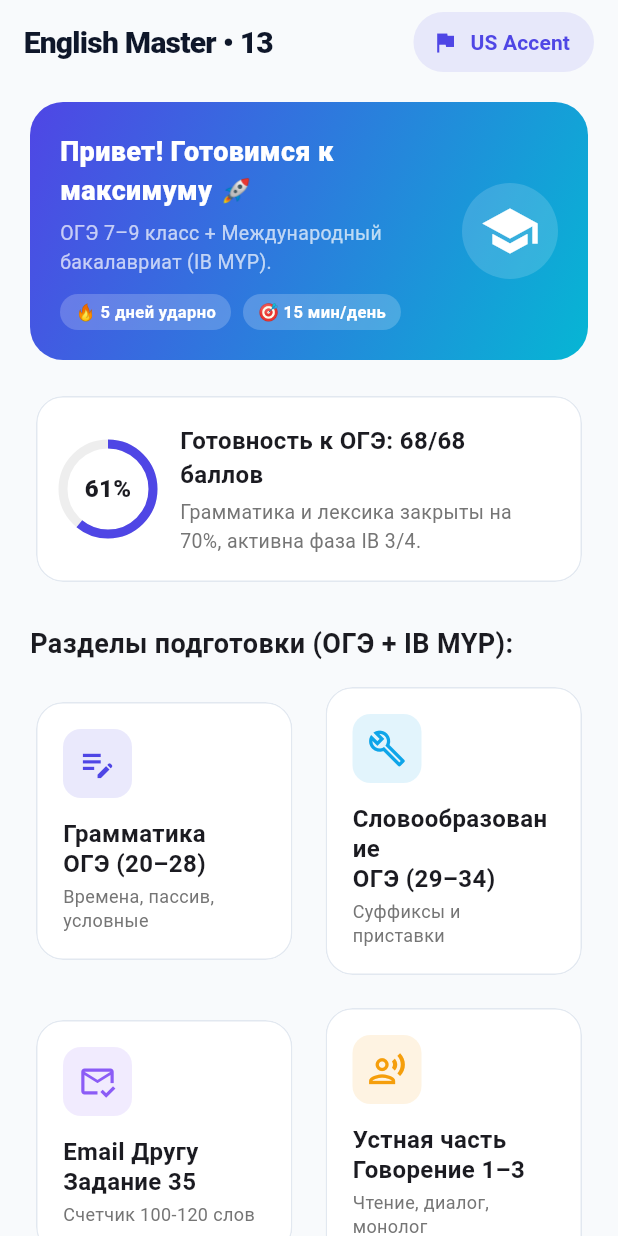
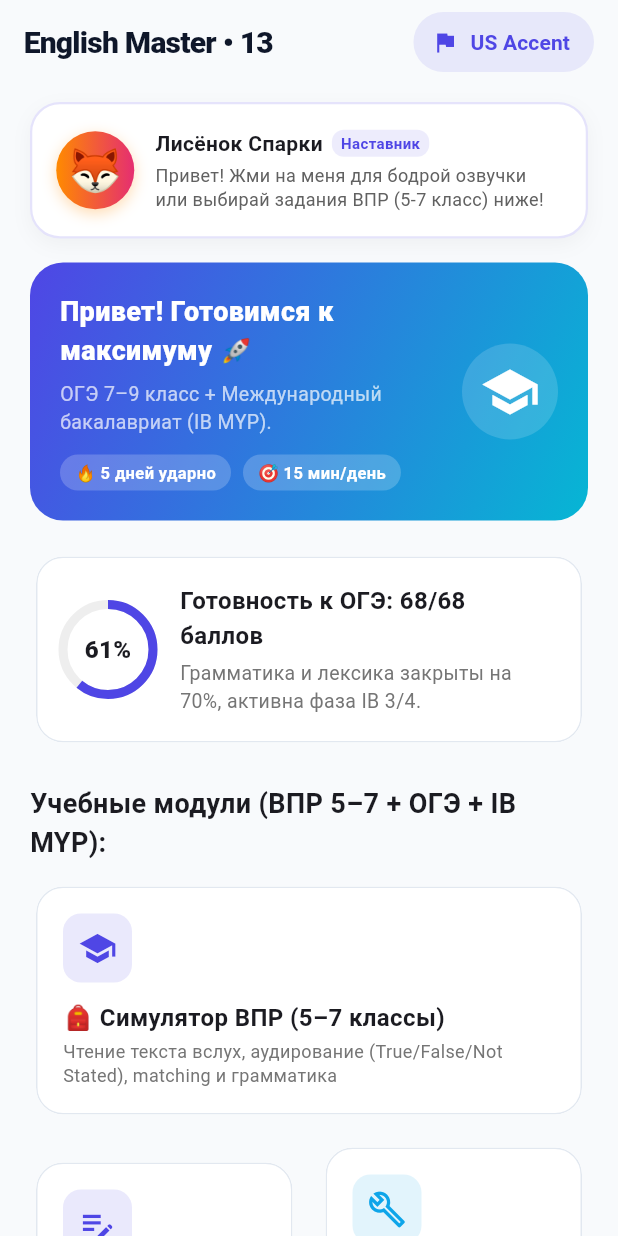
Before and after one commit to badmuchi/nexus-kids-english, a Flutter app: the screen it shows after launch, on a phone screen of 412 x 824 dp. Run offline on Flutter 3.47's test engine with Material 3 defaults, Android fonts, the phone set to English and light mode, and no system bars; our stand-ins replace drift, drift_flutter, equatable, flutter_bloc, flutter_secure_storage, flutter_tts and 1 more; accounts and stored records are empty; generated files the repository leaves out were written again.

Commit message:
feat: add VPR 5-7 grade simulator and mascot guide to dashboard

```diff
--- a/lib/features/dashboard/presentation/dashboard_screen.dart
+++ b/lib/features/dashboard/presentation/dashboard_screen.dart
@@ -19,6 +19,9 @@ import '../../oge_trainer/presentation/screens/oge_word_formation_screen.dart';
 import '../../srs/presentation/srs_bloc.dart';
 import '../../srs/presentation/srs_event.dart';
 import '../../srs/presentation/srs_screen.dart';
+import '../../vpr/presentation/screens/vpr_simulator_screen.dart';
+import '../../vpr/presentation/vpr_bloc.dart';
+import '../../vpr/presentation/vpr_event.dart';
 
 class DashboardScreen extends StatefulWidget {
   final HybridAudioPlaybackService audioService;
@@ -88,18 +91,99 @@ class _DashboardScreenState extends State<DashboardScreen> {
         child: Column(
           crossAxisAlignment: CrossAxisAlignment.stretch,
           children: [
+            _buildMascotCard(),
+            const SizedBox(height: 16),
             _buildHeroBanner(),
             const SizedBox(height: 20),
             _buildReadinessCard(),
             const SizedBox(height: 24),
             const Text(
-              'Разделы подготовки (ОГЭ + IB MYP):',
+              'Учебные модули (ВПР 5–7 + ОГЭ + IB MYP):',
               style: TextStyle(fontSize: 18, fontWeight: FontWeight.bold),
             ),
             const SizedBox(height: 12),
             _buildGridTiles(context),
           ],
         ),
+      ),
+    );
+  }
+
+  Widget _buildMascotCard() {
+    return Container(
+      padding: const EdgeInsets.all(16),
+      decoration: BoxDecoration(
+        color: Colors.white,
+        borderRadius: BorderRadius.circular(20),
+        border: Border.all(color: AppTheme.primaryColor.withValues(alpha: 0.15), width: 1.5),
+        boxShadow: [
+          BoxShadow(
+            color: Colors.black.withValues(alpha: 0.04),
+            blurRadius: 10,
+            offset: const Offset(0, 4),
+          ),
+        ],
+      ),
+      child: Row(
+        children: [
+          InkWell(
+            onTap: () {
+              widget.audioService.speakText('Awesome job! Keep practicing and you will master English like a champion!');
+            },
+            borderRadius: BorderRadius.circular(30),
+            child: Container(
+              width: 52,
+              height: 52,
+              decoration: BoxDecoration(
+                gradient: const LinearGradient(
+                  colors: [Color(0xFFFF8A00), Color(0xFFE52E71)],
+                ),
+                shape: BoxShape.circle,
+                boxShadow: [
+                  BoxShadow(
+                    color: const Color(0xFFFF8A00).withValues(alpha: 0.3),
+                    blurRadius: 8,
+                    offset: const Offset(0, 3),
+                  ),
+                ],
+              ),
+              child: const Center(child: Text('🦊', style: TextStyle(fontSize: 28))),
+            ),
+          ),
+          const SizedBox(width: 14),
+          Expanded(
+            child: Column(
+              crossAxisAlignment: CrossAxisAlignment.start,
+              children: [
+                Row(
+                  children: [
+                    const Text(
+                      'Лисёнок Спарки',
+                      style: TextStyle(fontWeight: FontWeight.bold, fontSize: 14),
+                    ),
+                    const SizedBox(width: 6),
+                    Container(
+                      padding: const EdgeInsets.symmetric(horizontal: 6, vertical: 2),
+                      decoration: BoxDecoration(
+                        color: AppTheme.primaryColor.withValues(alpha: 0.1),
+                        borderRadius: BorderRadius.circular(8),
+                      ),
+                      child: const Text(
+                        'Наставник',
+                        style: TextStyle(fontSize: 10, fontWeight: FontWeight.bold, color: AppTheme.primaryColor),
+                      ),
+                    ),
+                  ],
+                ),
+                const SizedBox(height: 4),
+                Text(
+                  'Привет! Жми на меня для бодрой озвучки или выбирай задания ВПР (5-7 класс) ниже!',
+                  style: TextStyle(fontSize: 12, color: Colors.grey.shade700, height: 1.3),
+                ),
+              ],
+            ),
+          ),
+        ],
       ),
     );
   }
@@ -233,6 +317,22 @@ class _DashboardScreenState extends State<DashboardScreen> {
   Widget _buildGridTiles(BuildContext context) {
     return Column(
       children: [
+        _buildActionTile(
+          context,
+          title: '🎒 Симулятор ВПР (5–7 классы)',
+          subtitle: 'Чтение текста вслух, аудирование (True/False/Not Stated), matching и грамматика',
+          icon: Icons.school,
+          color: const Color(0xFF4F46E5),
+          onTap: () {
+            context.read<VprBloc>().add(const LoadVprTasksEvent(grade: 5));
+            Navigator.of(context).push(
+              MaterialPageRoute(
+                builder: (_) => VprSimulatorScreen(audioService: widget.audioService),
+              ),
+            );
+          },
+        ),
+        const SizedBox(height: 14),
         Row(
           children: [
             Expanded(
--- /dev/null
+++ b/lib/features/vpr/domain/entities/vpr_task_entity.dart
@@ -0,0 +1,92 @@
+import 'package:equatable/equatable.dart';
+
+enum VprTaskType {
+  readingAloud('Задание 1: Чтение вслух', '🗣️'),
+  listening('Задание 2: Аудирование (True/False/Not Stated)', '🎧'),
+  textMatching('Задание 3: Понимание текстов (Matching)', '📖'),
+  grammarVocab('Задание 4: Грамматика и лексика', '✍️');
+
+  final String label;
+  final String emoji;
+  const VprTaskType(this.label, this.emoji);
+
+  static VprTaskType fromString(String val) {
+    return switch (val) {
+      'reading_aloud' => VprTaskType.readingAloud,
+      'listening' => VprTaskType.listening,
+      'text_matching' => VprTaskType.textMatching,
+      _ => VprTaskType.grammarVocab,
+    };
+  }
+}
+
+class VprTaskEntity extends Equatable {
+  final String id;
+  final int grade; // 5, 6, 7
+  final int taskNumber;
+  final VprTaskType taskType;
+  final String title;
+  final String instructions;
+  final String? textPassage;
+  final List<String> options;
+  final String correctAnswer;
+  final String? explanation;
+  final bool isCompleted;
+
+  const VprTaskEntity({
+    required this.id,
+    required this.grade,
+    required this.taskNumber,
+    required this.taskType,
+    required this.title,
+    required this.instructions,
+    this.textPassage,
+    this.options = const [],
+    required this.correctAnswer,
+    this.explanation,
+    this.isCompleted = false,
+  });
+
+  VprTaskEntity copyWith({
+    String? id,
+    int? grade,
+    int? taskNumber,
+    VprTaskType? taskType,
+    String? title,
+    String? instructions,
+    String? textPassage,
+    List<String>? options,
+    String? correctAnswer,
+    String? explanation,
+    bool? isCompleted,
+  }) {
+    return VprTaskEntity(
+      id: id ?? this.id,
+      grade: grade ?? this.grade,
+      taskNumber: taskNumber ?? this.taskNumber,
+      taskType: taskType ?? this.taskType,
+      title: title ?? this.title,
+      instructions: instructions ?? this.instructions,
+      textPassage: textPassage ?? this.textPassage,
+      options: options ?? this.options,
+      correctAnswer: correctAnswer ?? this.correctAnswer,
+      explanation: explanation ?? this.explanation,
+      isCompleted: isCompleted ?? this.isCompleted,
+    );
+  }
+
+  @override
+  List<Object?> get props => [
+        id,
+        grade,
+        taskNumber,
+        taskType,
+        title,
+        instructions,
+        textPassage,
+        options,
+        correctAnswer,
+        explanation,
+        isCompleted,
+      ];
+}
--- /dev/null
+++ b/lib/features/vpr/domain/repositories/vpr_repository.dart
@@ -0,0 +1,7 @@
+import '../../../../core/result/result.dart';
+import '../entities/vpr_task_entity.dart';
+
+abstract class VprRepository {
+  Future<Result<List<VprTaskEntity>>> getTasksByGrade(int grade);
+  Future<Result<void>> markTaskCompleted(String taskId);
+}
--- /dev/null
+++ b/lib/features/vpr/presentation/vpr_bloc.dart
@@ -0,0 +1,61 @@
+import 'package:flutter_bloc/flutter_bloc.dart';
+import '../../../../core/result/result.dart';
+import '../../srs/domain/services/english_answer_evaluator.dart';
+import '../domain/repositories/vpr_repository.dart';
+import 'vpr_event.dart';
+import 'vpr_state.dart';
+
+class VprBloc extends Bloc<VprEvent, VprState> {
+  final VprRepository _repository;
+  final EnglishAnswerEvaluator _evaluator;
+
+  VprBloc({
+    required VprRepository repository,
+    EnglishAnswerEvaluator evaluator = const EnglishAnswerEvaluator(),
+  })  : _repository = repository,
+        _evaluator = evaluator,
+        super(const VprInitial()) {
+    on<LoadVprTasksEvent>(_onLoadTasks);
+    on<CheckVprAnswerEvent>(_onCheckAnswer);
+  }
+
+  Future<void> _onLoadTasks(LoadVprTasksEvent event, Emitter<VprState> emit) async {
+    emit(const VprLoading());
+    final result = await _repository.getTasksByGrade(event.grade);
+    switch (result) {
+      case Success(value: final list):
+        emit(VprLoaded(grade: event.grade, tasks: list));
+      case Failure(error: final err):
+        emit(VprErrorState(err.toString()));
+    }
+  }
+
+  Future<void> _onCheckAnswer(CheckVprAnswerEvent event, Emitter<VprState> emit) async {
+    final currentState = state;
+    if (currentState is! VprLoaded) return;
+
+    final feedback = _evaluator.evaluate(
+      typed: event.userAnswer,
+      expected: event.expectedAnswer,
+    );
+
+    if (feedback.isAccepted) {
+      await _repository.markTaskCompleted(event.taskId);
+    }
+
+    final newFeedbacks = Map<String, EvaluationResult>.from(currentState.feedbacks);
+    newFeedbacks[event.taskId] = feedback;
+
+    final updatedTasks = currentState.tasks.map((t) {
+      if (t.id == event.taskId && feedback.isAccepted) {
+        return t.copyWith(isCompleted: true);
+      }
+      return t;
+    }).toList();
+
+    emit(currentState.copyWith(
+      tasks: updatedTasks,
+      feedbacks: newFeedbacks,
+    ));
+  }
+}
--- /dev/null
+++ b/lib/features/vpr/presentation/vpr_event.dart
@@ -0,0 +1,31 @@
+import 'package:equatable/equatable.dart';
+
+sealed class VprEvent extends Equatable {
+  const VprEvent();
+
+  @override
+  List<Object?> get props => [];
+}
+
+final class LoadVprTasksEvent extends VprEvent {
+  final int grade;
+  const LoadVprTasksEvent({this.grade = 5});
+
+  @override
+  List<Object?> get props => [grade];
+}
+
+final class CheckVprAnswerEvent extends VprEvent {
+  final String taskId;
+  final String userAnswer;
+  final String expectedAnswer;
+
+  const CheckVprAnswerEvent({
+    required this.taskId,
+    required this.userAnswer,
+    required this.expectedAnswer,
+  });
+
+  @override
+  List<Object?> get props => [taskId, userAnswer, expectedAnswer];
+}
--- /dev/null
+++ b/lib/features/vpr/presentation/vpr_state.dart
@@ -0,0 +1,53 @@
+import 'package:equatable/equatable.dart';
+import '../../srs/domain/services/english_answer_evaluator.dart';
+import '../domain/entities/vpr_task_entity.dart';
+
+sealed class VprState extends Equatable {
+  const VprState();
+
+  @override
+  List<Object?> get props => [];
+}
+
+final class VprInitial extends VprState {
+  const VprInitial();
+}
+
+final class VprLoading extends VprState {
+  const VprLoading();
+}
+
+final class VprLoaded extends VprState {
+  final int grade;
+  final List<VprTaskEntity> tasks;
+  final Map<String, EvaluationResult> feedbacks;
+
+  const VprLoaded({
+    required this.grade,
+    required this.tasks,
+    this.feedbacks = const {},
+  });
+
+  VprLoaded copyWith({
+    int? grade,
+    List<VprTaskEntity>? tasks,
+    Map<String, EvaluationResult>? feedbacks,
+  }) {
+    return VprLoaded(
+      grade: grade ?? this.grade,
+      tasks: tasks ?? this.tasks,
+      feedbacks: feedbacks ?? this.feedbacks,
+    );
+  }
+
+  @override
+  List<Object?> get props => [grade, tasks, feedbacks];
+}
+
+final class VprErrorState extends VprState {
+  final String message;
+  const VprErrorState(this.message);
+
+  @override
+  List<Object?> get props => [message];
+}
--- a/lib/main.dart
+++ b/lib/main.dart
@@ -23,6 +23,9 @@ import 'features/oge_trainer/presentation/oge_bloc.dart';
 import 'features/srs/data/repositories/drift_srs_repository.dart';
 import 'features/srs/domain/repositories/srs_repository.dart';
 import 'features/srs/presentation/srs_bloc.dart';
+import 'features/vpr/data/repositories/local_vpr_repository.dart';
+import 'features/vpr/domain/repositories/vpr_repository.dart';
+import 'features/vpr/presentation/vpr_bloc.dart';
 
 void main() async {
   WidgetsFlutterBinding.ensureInitialized();
@@ -49,6 +52,7 @@ void main() async {
   final ibRepository = DriftIbRepository(database);
   final srsRepository = DriftSrsRepository(database);
   final goalsRepository = DriftGoalsRepository(database);
+  final vprRepository = LocalVprRepository();
 
   runApp(
     MyApp(
@@ -59,6 +63,7 @@ void main() async {
       ibRepository: ibRepository,
       srsRepository: srsRepository,
       goalsRepository: goalsRepository,
+      vprRepository: vprRepository,
     ),
   );
 }
@@ -71,6 +76,7 @@ class MyApp extends StatelessWidget {
   final IbRepository ibRepository;
   final SrsRepository srsRepository;
   final GoalsRepository goalsRepository;
+  final VprRepository vprRepository;
 
   const MyApp({
     super.key,
@@ -81,6 +87,7 @@ class MyApp extends StatelessWidget {
     required this.ibRepository,
     required this.srsRepository,
     required this.goalsRepository,
+    required this.vprRepository,
   });
 
   @override
@@ -94,6 +101,7 @@ class MyApp extends StatelessWidget {
         RepositoryProvider<IbRepository>.value(value: ibRepository),
         RepositoryProvider<SrsRepository>.value(value: srsRepository),
         RepositoryProvider<GoalsRepository>.value(value: goalsRepository),
+        RepositoryProvider<VprRepository>.value(value: vprRepository),
       ],
       child: MultiBlocProvider(
         providers: [
@@ -109,9 +117,12 @@ class MyApp extends StatelessWidget {
           BlocProvider<SrsBloc>(
             create: (_) => SrsBloc(repository: srsRepository),
           ),
+          BlocProvider<VprBloc>(
+            create: (_) => VprBloc(repository: vprRepository),
+          ),
         ],
         child: MaterialApp(
-          title: 'English for Children • 13',
+          title: 'English for Kids & Teens',
           debugShowCheckedModeBanner: false,
           theme: AppTheme.lightTheme,
           darkTheme: AppTheme.darkTheme,
```
Also changed, not shown: lib/features/vpr/data/repositories/local_vpr_repository.dart (added, +61 -0 lines), lib/features/vpr/presentation/screens/vpr_simulator_screen.dart (added, +280 -0 lines), 1 other file.
